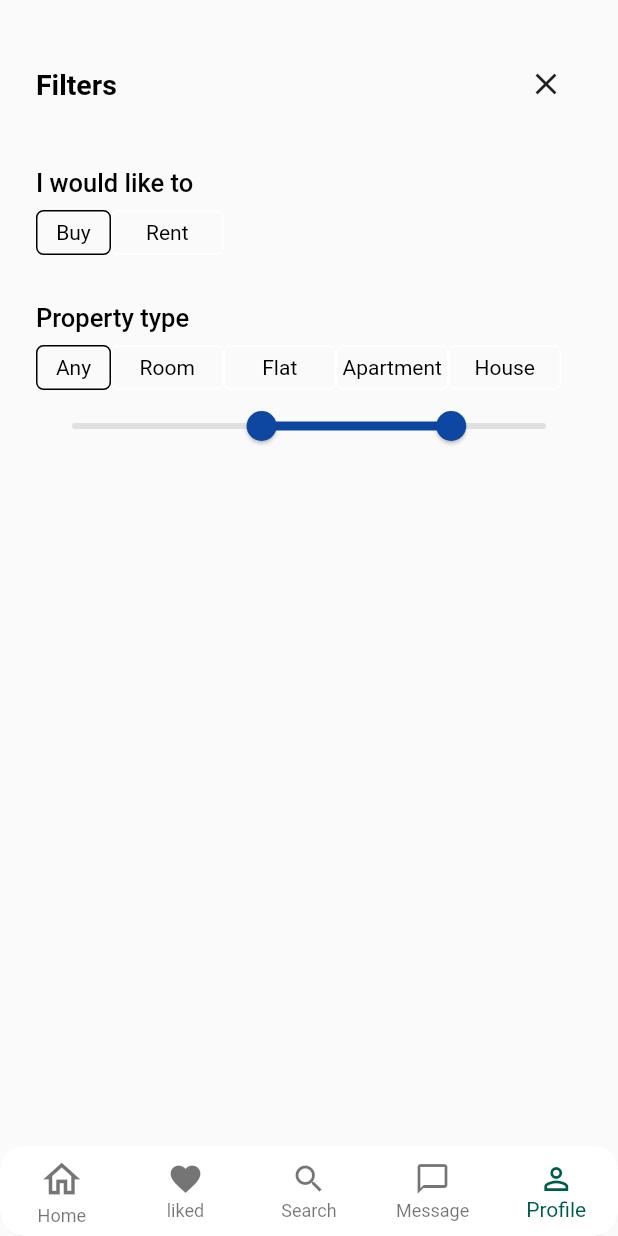
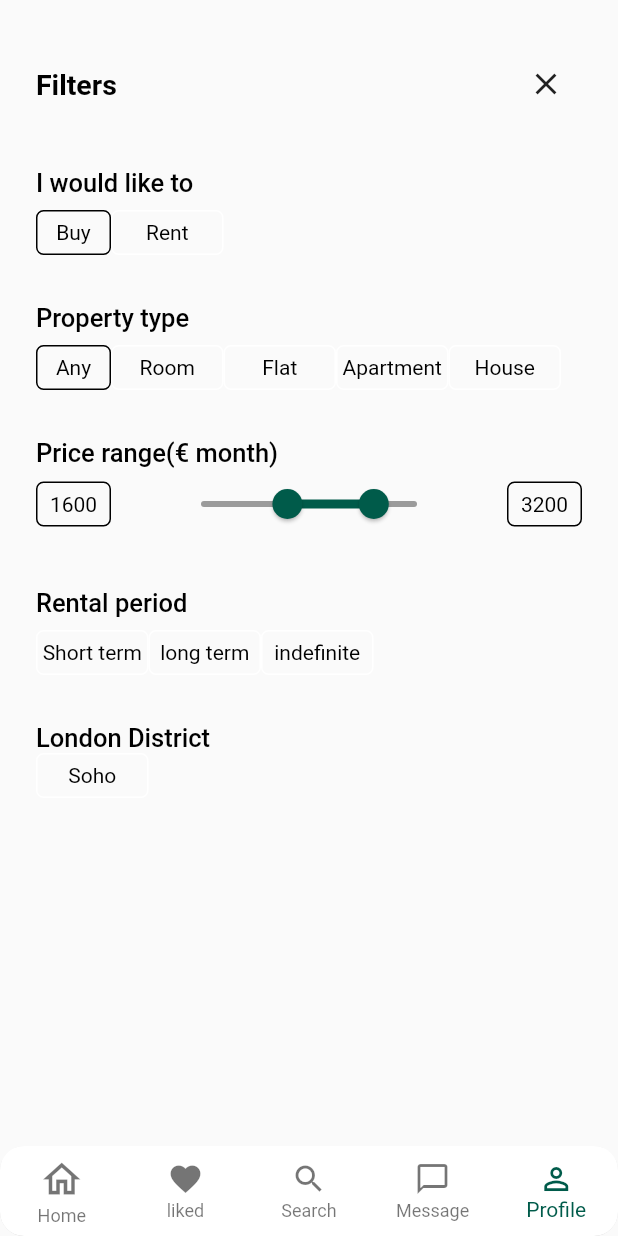
Before and after one commit to shalini-jeyra/real_estate, a Flutter app: the screen it shows after launch, item 5 of the bottom bar chosen, on a phone screen of 412 x 824 dp. Run offline on Flutter 3.47's test engine with Material 2 defaults, Android fonts, the phone set to English and light mode, and no system bars; network calls fail.

Commit message:
third commit

```diff
--- a/real_estate_app/lib/pages/filter_page/profile_page.dart
+++ b/real_estate_app/lib/pages/filter_page/profile_page.dart
@@ -6,8 +6,8 @@ class ProfilePage extends StatefulWidget {
   @override
   _ProfilePageState createState() => _ProfilePageState();
 }
+
 class _ProfilePageState extends State<ProfilePage> {
-
   var selectedRange = RangeValues(40, 80);
   @override
   Widget build(BuildContext context) {
@@ -19,51 +19,55 @@ class _ProfilePageState extends State<ProfilePage> {
           Row(
             mainAxisAlignment: MainAxisAlignment.spaceBetween,
             children: [
-              Text(
-                "Filters",
-                style: AppTextStyle.primaryText
-              ),
-              IconButton(icon: Icon(Icons.clear),onPressed: (){
-                Navigator.push(context,MaterialPageRoute(builder: (buildContext)=>SearchPage()));
-              }
-              )
+              Text("Filters", style: AppTextStyle.primaryText),
+              IconButton(
+                  icon: Icon(Icons.clear),
+                  onPressed: () {
+                    Navigator.push(
+                        context,
+                        MaterialPageRoute(
+                            builder: (buildContext) => SearchPage()));
+                  })
             ],
           ),
           SizedBox(
             height: 32,
           ),
-          Text(
-            "I would like to ",
-             style: AppTextStyle.secondaryText
-            ),
+          Text("I would like to ", style: AppTextStyle.secondaryText),
           SizedBox(
             height: 8,
           ),
           Row(
             children: [
-              buildOption("Buy", true),
-              buildOption("Rent", false),
+              filterOption("Buy", true),
+              filterOption("Rent", false),
             ],
           ),
           SizedBox(
             height: 32,
           ),
-          Text(
-            "Property type",
-             style: AppTextStyle.secondaryText
-            ),
+          Text("Property type", style: AppTextStyle.secondaryText),
           SizedBox(
             height: 8,
           ),
           Row(
             children: [
-              buildOption("Any", true),
-              buildOption("Room", false),
-               buildOption("Flat", false),
-              buildOption("Apartment", false),
-              buildOption("House", false),
+              filterOption("Any", true),
+              filterOption("Room", false),
+              filterOption("Flat", false),
+              filterOption("Apartment", false),
+              filterOption("House", false),
             ],
           ),
+          SizedBox(
+            height: 32,
+          ),
+          Text("Price range(\u{20AC} month)",
+              style: AppTextStyle.secondaryText),
+          Row(
+            mainAxisAlignment: MainAxisAlignment.spaceBetween,
+            children: [
+              filterOption("1600", true),
               RangeSlider(
                 values: selectedRange,
                 onChanged: (RangeValues newRange) {
@@ -73,29 +77,51 @@ class _ProfilePageState extends State<ProfilePage> {
                 },
                 min: 0,
                 max: 100,
-            activeColor: Colors.blue[900],
-            inactiveColor: Colors.grey[300],
+                activeColor: AppColor.secondaryColor,
+                inactiveColor: IconColor.primaryColor,
               ),
+              filterOption("3200", true),
+            ],
+          ),
+          SizedBox(
+            height: 32,
+          ),
+          Text("Rental period", style: AppTextStyle.secondaryText),
+          SizedBox(
+            height: 8,
+          ),
+          Row(
+            children: [
+              filterOption("Short term", false),
+              filterOption("long term", false),
+              filterOption("indefinite", false),
+            ],
+          ),
+          SizedBox(
+            height: 32,
+          ),
+          Text("London District", style: AppTextStyle.secondaryText),
+          filterOption("Soho", false),
+          Container(
+            decoration: BoxDecoration(borderRadius: ButtonBorder.primaryContainer),
+          )
         ],
       ),
     );
   }
 
-  Widget buildOption(String text, bool selected){
+  Widget filterOption(String text, bool selected) {
     return Container(
       height: 30,
-      width: selected?50:75,
+      width: selected ? 50 : 75,
       decoration: BoxDecoration(
         border: Border.all(
-                  color:selected?TextColor.primaryColor:AppColor.primaryColor,
+          color: selected ? TextColor.primaryColor : AppColor.primaryColor,
         ),
         borderRadius: ButtonBorder.primaryContainer,
       ),
       child: Center(
-        child: Text(
-          text,
-          style:HintTextStyle.secondaryText
-        ),
+        child: Text(text, style: HintTextStyle.secondaryText),
       ),
     );
   }
--- a/real_estate_app/lib/pages/search_page/search_page.dart
+++ b/real_estate_app/lib/pages/search_page/search_page.dart
@@ -14,8 +14,8 @@ class SearchPage extends StatelessWidget {
               vertical: 20.0,
             ),
             decoration: BoxDecoration(
-              borderRadius: BorderRadius.circular(12),
-              color: Colors.white,
+             borderRadius: AppBorder.ternaryContainer,
+              color: AppColor.primaryColor,
             ),
             child: Row(
               crossAxisAlignment: CrossAxisAlignment.start,
--- a/real_estate_app/lib/styles/box_border.dart
+++ b/real_estate_app/lib/styles/box_border.dart
@@ -5,6 +5,7 @@ class AppBorder {
   static final secondaryContainer =BorderRadius.only(
       topRight: Radius.circular(30),
       topLeft: Radius.circular(30),);
+      static final ternaryContainer=BorderRadius.circular(12);
 }
 
 class ButtonBorder {
```
Lines whose indentation alone changed are shown as unchanged.
